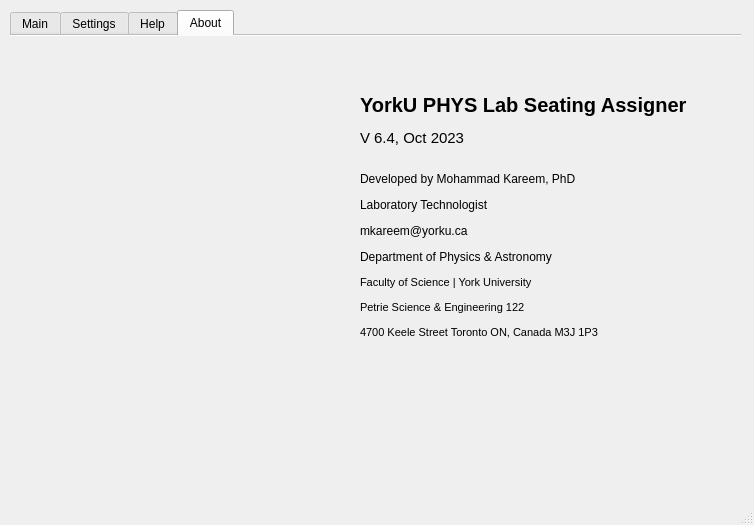
Before: the Qt Designer form YorkULabSeating.ui in tdgskinner/yorku-phys-lab-seating, drawn with Qt 5.
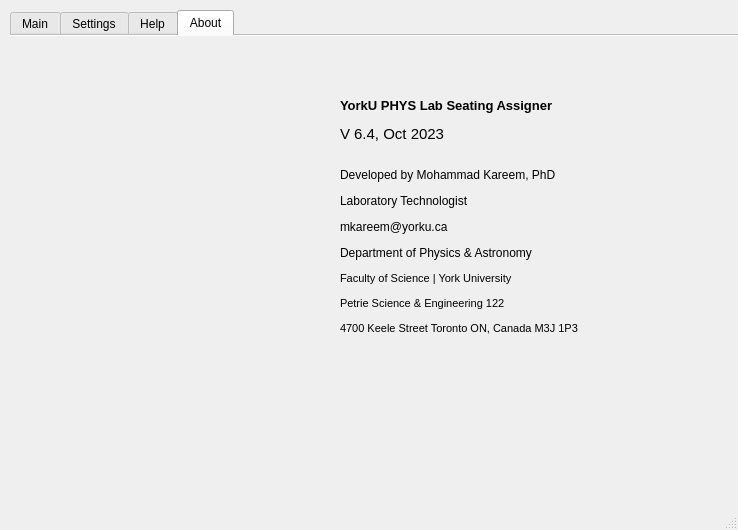
After: the same form once the commit is applied. The open tabs and pages were chosen to show the change. Icons and pictures are not drawn.

The edit to the form file:
```diff
--- a/YorkULabSeating.ui
+++ b/YorkULabSeating.ui
@@ -6,8 +6,8 @@
    <rect>
     <x>0</x>
     <y>0</y>
-    <width>754</width>
-    <height>525</height>
+    <width>738</width>
+    <height>530</height>
    </rect>
   </property>
   <property name="sizePolicy">
@@ -767,9 +767,9 @@
      <widget class="QLabel" name="label">
       <property name="geometry">
        <rect>
-        <x>350</x>
+        <x>330</x>
         <y>30</y>
-        <width>351</width>
+        <width>371</width>
         <height>301</height>
        </rect>
       </property>
@@ -779,14 +779,14 @@
        </font>
       </property>
       <property name="text">
-       <string>&lt;html&gt;&lt;head/&gt;&lt;body&gt;&lt;p&gt;&lt;span style=&quot; font-size:15pt; font-weight:600;&quot;&gt;YorkU PHYS Lab Seating Assigner&lt;/span&gt;&lt;/p&gt;&lt;p&gt;&lt;span style=&quot; font-size:11pt;&quot;&gt;V 6.4, Oct 2023&lt;/span&gt;&lt;br/&gt;&lt;/p&gt;&lt;p&gt;Developed by Mohammad Kareem, PhD&lt;/p&gt;&lt;p&gt;&lt;span style=&quot; font-family:'Calibri,sans-serif'; color:#000000;&quot;&gt;Laboratory Technologist&lt;/span&gt;&lt;/p&gt;&lt;p&gt;mkareem@yorku.ca&lt;/p&gt;&lt;p&gt;Department of Physics &amp;amp; Astronomy&lt;/p&gt;&lt;p&gt;&lt;span style=&quot; font-size:8.5pt; color:#000000;&quot;&gt;Faculty of Science | &lt;/span&gt;&lt;span style=&quot; font-size:8.5pt; color:#000000; text-transform:uppercase;&quot;&gt;York University&lt;/span&gt;&lt;/p&gt;&lt;p&gt;&lt;span style=&quot; font-size:8.5pt; color:#000000;&quot;&gt;Petrie Science &amp;amp; Engineering 122&lt;/span&gt;&lt;/p&gt;&lt;p&gt;&lt;span style=&quot; font-size:8.5pt; color:#000000;&quot;&gt;4700 Keele Street Toronto ON, Canada M3J 1P3&lt;/span&gt;&lt;/p&gt;&lt;/body&gt;&lt;/html&gt;</string>
+       <string>&lt;html&gt;&lt;head/&gt;&lt;body&gt;&lt;p&gt;&lt;span style=&quot; font-size:10pt; font-weight:600;&quot;&gt;YorkU PHYS Lab Seating Assigner&lt;/span&gt;&lt;/p&gt;&lt;p&gt;&lt;span style=&quot; font-size:11pt;&quot;&gt;V 6.4, Oct 2023&lt;/span&gt;&lt;br/&gt;&lt;/p&gt;&lt;p&gt;Developed by Mohammad Kareem, PhD&lt;/p&gt;&lt;p&gt;&lt;span style=&quot; font-family:'Calibri,sans-serif'; color:#000000;&quot;&gt;Laboratory Technologist&lt;/span&gt;&lt;/p&gt;&lt;p&gt;mkareem@yorku.ca&lt;/p&gt;&lt;p&gt;Department of Physics &amp;amp; Astronomy&lt;/p&gt;&lt;p&gt;&lt;span style=&quot; font-size:8.5pt; color:#000000;&quot;&gt;Faculty of Science | &lt;/span&gt;&lt;span style=&quot; font-size:8.5pt; color:#000000; text-transform:uppercase;&quot;&gt;York University&lt;/span&gt;&lt;/p&gt;&lt;p&gt;&lt;span style=&quot; font-size:8.5pt; color:#000000;&quot;&gt;Petrie Science &amp;amp; Engineering 122&lt;/span&gt;&lt;/p&gt;&lt;p&gt;&lt;span style=&quot; font-size:8.5pt; color:#000000;&quot;&gt;4700 Keele Street Toronto ON, Canada M3J 1P3&lt;/span&gt;&lt;/p&gt;&lt;/body&gt;&lt;/html&gt;</string>
       </property>
      </widget>
      <widget class="QLabel" name="label_9">
       <property name="geometry">
        <rect>
-        <x>20</x>
-        <y>110</y>
+        <x>10</x>
+        <y>130</y>
         <width>311</width>
         <height>101</height>
        </rect>
```
Left out of the diff: 4 changed lines with no effect on the pictures.
